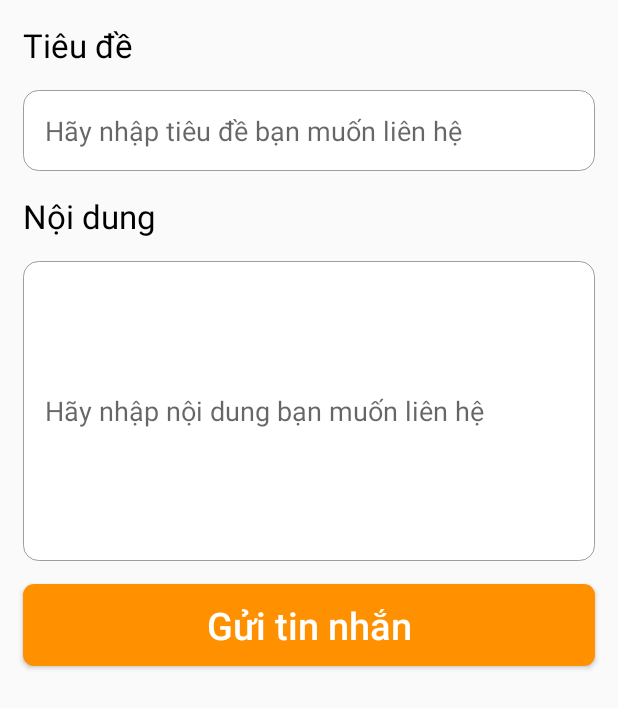
After one commit to ngocluu263/homestay-mobile, an Android app: the layout contact_host.xml on its own in the app's theme, with its tools: preview values and no code run, on a phone screen of 412 x 824 dp. The commit adds this screen. Shown: the top 708 px of the screen. Run offline under Robolectric (Android 15) with nearby library versions, the phone set to English and light mode, and no system bars.

Commit message:
1. Add layout "contact_host.xml" 2. Format code

```diff
--- /dev/null
+++ b/BHomestay/app/src/main/res/layout/contact_host.xml
@@ -0,0 +1,65 @@
+<?xml version="1.0" encoding="utf-8"?>
+<LinearLayout xmlns:android="http://schemas.android.com/apk/res/android"
+    android:layout_width="match_parent"
+    android:layout_height="match_parent"
+    android:orientation="vertical">
+
+    <TextView
+        android:id="@+id/title"
+        android:layout_width="wrap_content"
+        android:layout_height="wrap_content"
+        android:layout_marginLeft="@dimen/marginLeft"
+        android:layout_marginRight="@dimen/marginRight"
+        android:layout_marginTop="@dimen/marginTop"
+        android:text="@string/title"
+        android:textAllCaps="false"
+        android:textColor="#000000"
+        android:textSize="22sp" />
+
+    <EditText
+        android:id="@+id/txt_title"
+        android:layout_width="match_parent"
+        android:layout_height="wrap_content"
+        android:layout_marginLeft="@dimen/marginLeft"
+        android:layout_marginRight="@dimen/marginRight"
+        android:layout_marginTop="@dimen/marginTop"
+        android:background="@drawable/edittext"
+        android:hint="@string/hintTitle" />
+
+    <TextView
+        android:id="@+id/message"
+        android:layout_width="wrap_content"
+        android:layout_height="wrap_content"
+        android:layout_marginLeft="@dimen/marginLeft"
+        android:layout_marginRight="@dimen/marginRight"
+        android:layout_marginTop="@dimen/marginTop"
+        android:text="@string/message"
+        android:textAllCaps="false"
+        android:textColor="#000000"
+        android:textSize="22sp" />
+
+    <EditText
+        android:id="@+id/txt_message"
+        android:layout_width="match_parent"
+        android:layout_height="200dp"
+        android:layout_marginLeft="@dimen/marginLeft"
+        android:layout_marginRight="@dimen/marginRight"
+        android:layout_marginTop="@dimen/marginTop"
+        android:background="@drawable/edittext"
+        android:hint="@string/hintMessage" />
+
+    <Button
+        android:id="@+id/contact"
+        android:layout_width="match_parent"
+        android:layout_height="wrap_content"
+        android:layout_marginLeft="@dimen/marginLeft"
+        android:layout_marginRight="@dimen/marginRight"
+        android:layout_marginTop="@dimen/marginTop"
+        android:background="@drawable/button_orange"
+        android:text="@string/nameButtonContact"
+        android:textAlignment="center"
+        android:textAllCaps="false"
+        android:textColor="#FFFFFF"
+        android:textSize="25sp" />
+
+</LinearLayout>
--- a/BHomestay/app/src/main/res/values/strings.xml
+++ b/BHomestay/app/src/main/res/values/strings.xml
@@ -61,4 +61,11 @@
     <!--Layout Search Homestay-->
     <string name="hintSearch">Bạn muốn đi đâu?</string>
     <string name="search">Tìm kiếm</string>
+
+    <!--Layout Contact Host-->
+    <string name="title">Tiêu đề</string>
+    <string name="hintTitle">Hãy nhập tiêu đề bạn muốn liên hệ</string>
+    <string name="message">Nội dung</string>
+    <string name="hintMessage">Hãy nhập nội dung bạn muốn liên hệ</string>
+    <string name="nameButtonContact">Gửi tin nhắn</string>
 </resources>
```
Also changed, not shown: BHomestay/app/src/main/res/layout/homestay_details.xml (+50 -50 lines), BHomestay/app/src/main/res/layout/profile.xml (+50 -47 lines), BHomestay/app/src/main/res/layout/register.xml (+19 -19 lines), BHomestay/app/src/main/res/layout/reset_password.xml (+10 -10 lines), BHomestay/app/src/main/res/layout/result_homestay.xml (+19 -20 lines), BHomestay/app/src/main/res/layout/search.xml (+7 -7 lines).
